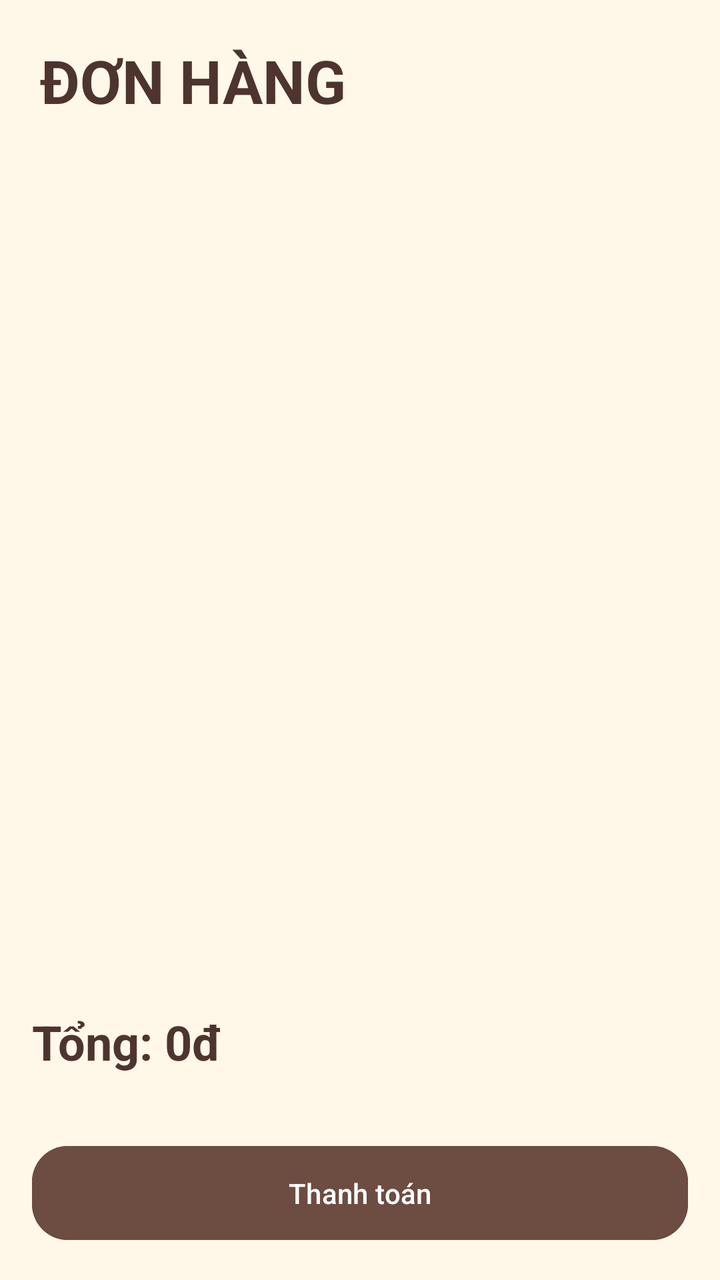
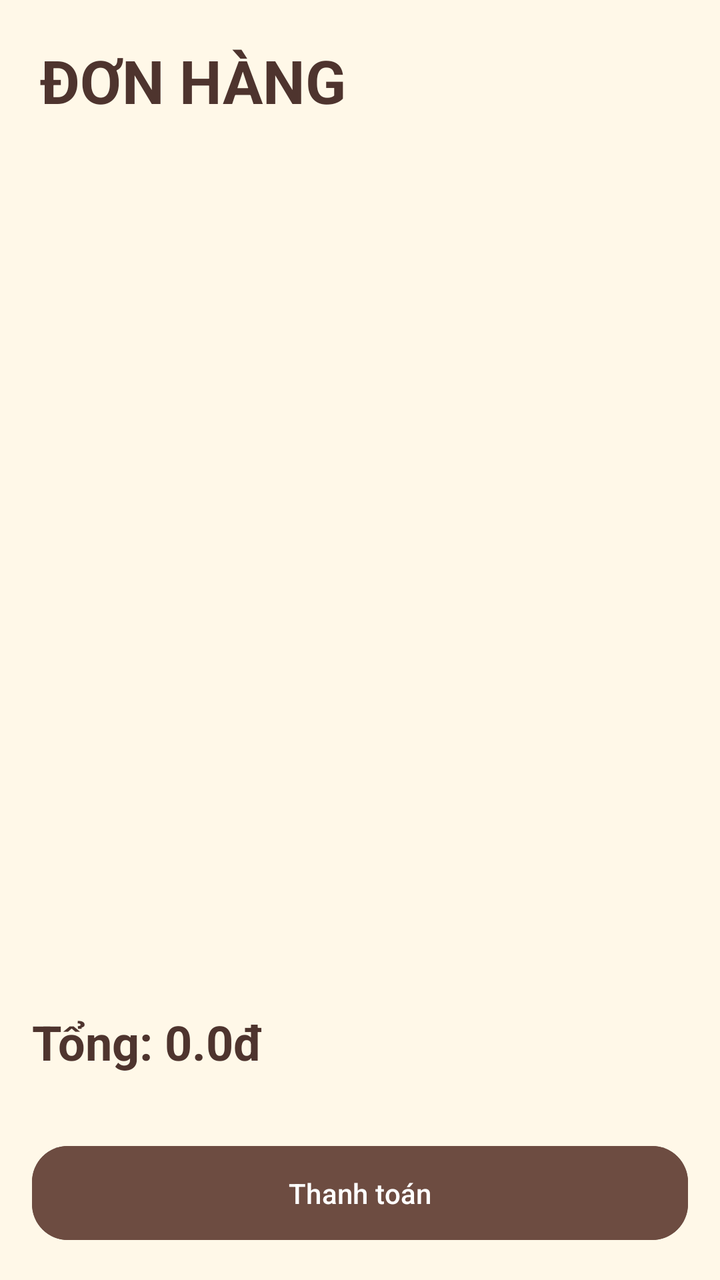

Compare the two renders of this Android layout. The source of the first and the diff that turns it into the second are given below.
<!-- AndroidManifest.xml: application theme Theme.DUANQUANLYBANHANG -->
<!-- res/layout/activity_cart.xml -->
<?xml version="1.0" encoding="utf-8"?>
<LinearLayout
    xmlns:android="http://schemas.android.com/apk/res/android"
    xmlns:app="http://schemas.android.com/apk/res-auto"
    android:layout_width="match_parent"
    android:layout_height="match_parent"
    android:orientation="vertical"
    android:background="#FFF8E8">

    
    <TextView
        android:layout_width="wrap_content"
        android:layout_height="wrap_content"
        android:text="ĐƠN HÀNG"
        android:textColor="#4E342E"
        android:textSize="30sp"
        android:textStyle="bold"
        android:padding="20dp"/>

    
    <androidx.recyclerview.widget.RecyclerView
        android:id="@+id/recyclerCart"
        android:layout_width="match_parent"
        android:layout_height="0dp"
        android:layout_weight="1"
        android:padding="10dp"/>

    
    <LinearLayout
        android:layout_width="match_parent"
        android:layout_height="wrap_content"
        android:orientation="horizontal"
        android:padding="16dp"
        android:gravity="center_vertical">

        <TextView
            android:id="@+id/txtTotal"
            android:layout_width="0dp"
            android:layout_height="wrap_content"
            android:layout_weight="1"
            android:text="Tổng: 0đ"
            android:textColor="#4E342E"
            android:textSize="24sp"
            android:textStyle="bold"/>

    </LinearLayout>

    
    <com.google.android.material.button.MaterialButton
        android:id="@+id/btnPayment"
        android:layout_width="match_parent"
        android:layout_height="55dp"
        android:layout_margin="16dp"
        android:text="Thanh toán"
        android:textColor="#FFFFFF"
        android:backgroundTint="#6D4C41"
        app:cornerRadius="18dp"/>

</LinearLayout>
<!-- resources referenced by this layout -->
<resources>
  <style name="Theme.DUANQUANLYBANHANG" parent="Base.Theme.DUANQUANLYBANHANG" />
  <style name="Base.Theme.DUANQUANLYBANHANG" parent="Theme.Material3.Light.NoActionBar">
          
          
      </style>
</resources>

<!-- the commit's change to res/layout/activity_cart.xml (unified diff, before → after) -->
@@ -38,7 +38,7 @@
             android:layout_width="0dp"
             android:layout_height="wrap_content"
             android:layout_weight="1"
-            android:text="Tổng: 0đ"
+            android:text="Tổng: 0.0đ"
             android:textColor="#4E342E"
             android:textSize="24sp"
             android:textStyle="bold"/>
